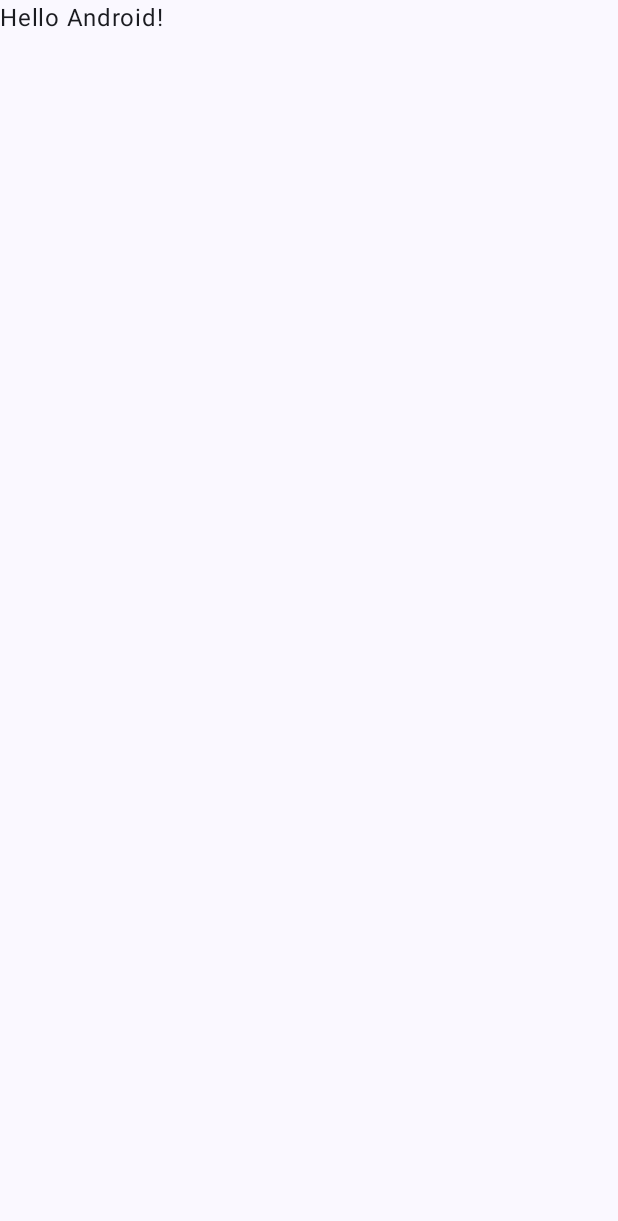
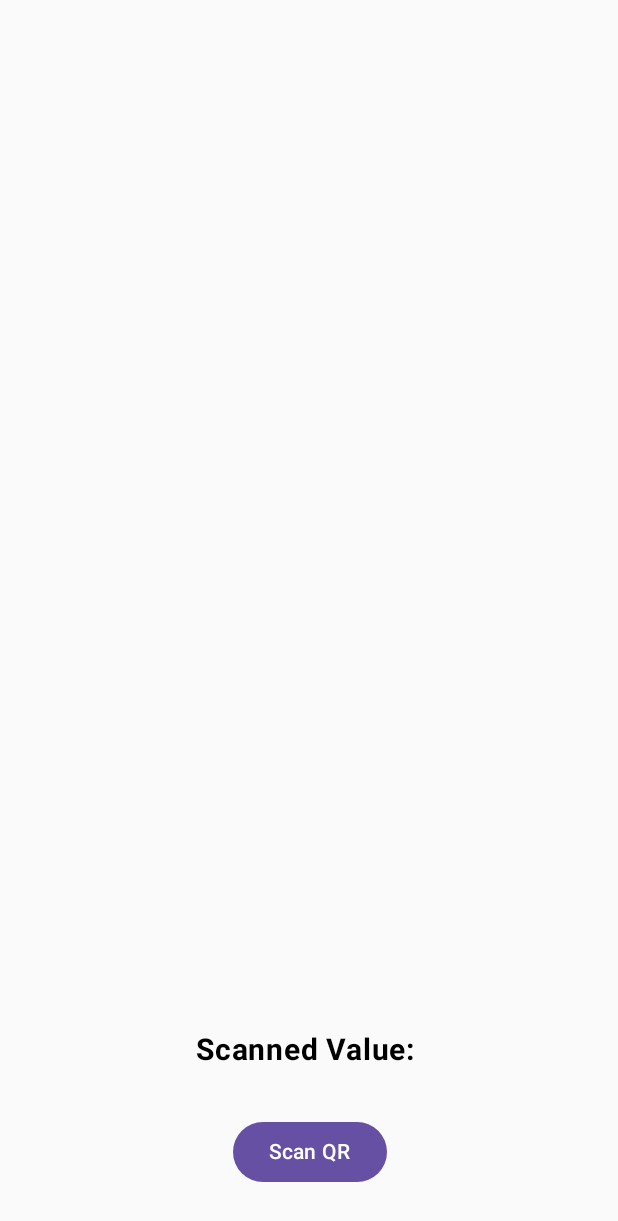
Before and after one commit to Akhilbnair168/QrCodeScanner, an Android app built with Jetpack Compose: the screen it shows after launch (MainActivity), on a phone screen of 412 x 824 dp. Before the commit the part shown is almost empty. Shown: the top 1221 px of the screen. Run offline under Robolectric (Android 15) with nearby library versions, the phone set to English and light mode, and no system bars; libraries missing offline, so code that uses them is left out: com.google.mlkit.vision; 4 statements that could not run were skipped.

Commit message:
First commit into dev

```diff
--- a/app/build.gradle.kts
+++ b/app/build.gradle.kts
@@ -59,6 +59,8 @@ dependencies {
     implementation(libs.androidx.ui.graphics)
     implementation(libs.androidx.ui.tooling.preview)
     implementation(libs.androidx.material3)
+    implementation(libs.play.services.base)
+    implementation(libs.play.services.code.scanner)
     testImplementation(libs.junit)
     androidTestImplementation(libs.androidx.junit)
     androidTestImplementation(libs.androidx.espresso.core)
--- a/app/src/main/java/com/akhil/qrcodescanner/MainActivity.kt
+++ b/app/src/main/java/com/akhil/qrcodescanner/MainActivity.kt
@@ -4,13 +4,7 @@ import android.os.Bundle
 import androidx.activity.ComponentActivity
 import androidx.activity.compose.setContent
 import androidx.activity.enableEdgeToEdge
-import androidx.compose.foundation.layout.fillMaxSize
-import androidx.compose.foundation.layout.padding
-import androidx.compose.material3.Scaffold
-import androidx.compose.material3.Text
-import androidx.compose.runtime.Composable
-import androidx.compose.ui.Modifier
-import androidx.compose.ui.tooling.preview.Preview
+import com.akhil.qrcodescanner.ui.ScannerPage
 import com.akhil.qrcodescanner.ui.theme.QrCodeScannerTheme
 
 class MainActivity : ComponentActivity() {
@@ -19,29 +13,8 @@ class MainActivity : ComponentActivity() {
         enableEdgeToEdge()
         setContent {
             QrCodeScannerTheme {
-                Scaffold(modifier = Modifier.fillMaxSize()) { innerPadding ->
-                    Greeting(
-                        name = "Android",
-                        modifier = Modifier.padding(innerPadding)
-                    )
-                }
+                ScannerPage()
             }
         }
     }
 }
-
-@Composable
-fun Greeting(name: String, modifier: Modifier = Modifier) {
-    Text(
-        text = "Hello $name!",
-        modifier = modifier
-    )
-}
-
-@Preview(showBackground = true)
-@Composable
-fun GreetingPreview() {
-    QrCodeScannerTheme {
-        Greeting("Android")
-    }
-}
--- /dev/null
+++ b/app/src/main/java/com/akhil/qrcodescanner/ui/ScannerPage.kt
@@ -0,0 +1,117 @@
+package com.akhil.qrcodescanner.ui
+
+import android.content.Context
+import android.widget.Toast
+import androidx.compose.foundation.layout.Box
+import androidx.compose.foundation.layout.Column
+import androidx.compose.foundation.layout.fillMaxSize
+import androidx.compose.foundation.layout.padding
+import androidx.compose.material3.Button
+import androidx.compose.material3.MaterialTheme
+import androidx.compose.material3.Text
+import androidx.compose.runtime.Composable
+import androidx.compose.runtime.LaunchedEffect
+import androidx.compose.runtime.getValue
+import androidx.compose.runtime.mutableStateOf
+import androidx.compose.runtime.remember
+import androidx.compose.runtime.setValue
+import androidx.compose.ui.Alignment
+import androidx.compose.ui.Modifier
+import androidx.compose.ui.graphics.Color
+import androidx.compose.ui.platform.LocalContext
+import androidx.compose.ui.text.font.FontWeight
+import androidx.compose.ui.unit.dp
+import androidx.compose.ui.unit.sp
+import com.google.android.gms.common.moduleinstall.ModuleInstall
+import com.google.android.gms.common.moduleinstall.ModuleInstallRequest
+import com.google.mlkit.vision.barcode.common.Barcode
+import com.google.mlkit.vision.codescanner.GmsBarcodeScanner
+import com.google.mlkit.vision.codescanner.GmsBarcodeScannerOptions
+import com.google.mlkit.vision.codescanner.GmsBarcodeScanning
+
+private var isScannerInstalled = false
+private lateinit var scanner: GmsBarcodeScanner
+
+@Composable
+fun ScannerPage() {
+    var scannedValue by remember { mutableStateOf("") }
+    var onScanClick by remember { mutableStateOf(false) }
+    val mContext = LocalContext.current
+
+    LaunchedEffect(Unit) {
+        installGoogleScanner(mContext)
+        initVars(mContext)
+    }
+
+    LaunchedEffect(onScanClick) {
+        if(onScanClick){
+            if (isScannerInstalled) {
+                scanner.startScan().addOnSuccessListener {
+                    val result = it.rawValue
+                    result?.let {
+                        scannedValue = it
+                    }
+                }.addOnCanceledListener {
+                    Toast.makeText(mContext, "Cancelled", Toast.LENGTH_SHORT).show()
+
+                }
+                    .addOnFailureListener {
+                        Toast.makeText(mContext, it.message, Toast.LENGTH_SHORT).show()
+
+                    }
+            } else {
+                Toast.makeText(mContext, "Please try again...", Toast.LENGTH_SHORT).show()
+            }
+        }
+        onScanClick = false
+    }
+
+    Box(
+        modifier = Modifier
+            .fillMaxSize()
+            .padding(bottom = 32.dp),
+        contentAlignment = Alignment.BottomCenter
+    ) {
+        Column(
+            horizontalAlignment = Alignment.CenterHorizontally,
+            modifier = Modifier.align(Alignment.BottomCenter)
+        ) {
+            Text(
+                text = "Scanned Value: $scannedValue",
+                fontSize = 20.sp,
+                fontWeight = FontWeight.Bold,
+                color = Color.Black,
+                modifier = Modifier.padding(bottom = 32.dp)
+            )
+            Button(
+                onClick = {
+                    onScanClick = true
+                },
+                modifier = Modifier.align(Alignment.CenterHorizontally)
+            ) {
+                Text(text = "Scan QR")
+            }
+        }
+    }
+}
+private fun installGoogleScanner(mContext : Context) {
+    val moduleInstall = ModuleInstall.getClient(mContext)
+    val moduleInstallRequest = ModuleInstallRequest.newBuilder()
+        .addApi(GmsBarcodeScanning.getClient(mContext))
+        .build()
+
+    moduleInstall.installModules(moduleInstallRequest).addOnSuccessListener {
+        isScannerInstalled = true
+    }.addOnFailureListener {
+        isScannerInstalled = false
+        Toast.makeText(mContext, it.message, Toast.LENGTH_SHORT).show()
+    }
+}
+private fun initVars(mContext : Context) {
+    val options = initializeGoogleScanner()
+    scanner = GmsBarcodeScanning.getClient(mContext, options)
+}
+private fun initializeGoogleScanner(): GmsBarcodeScannerOptions {
+    return GmsBarcodeScannerOptions.Builder().setBarcodeFormats(Barcode.FORMAT_QR_CODE)
+        .enableAutoZoom().build()
+}
--- a/app/src/main/java/com/akhil/qrcodescanner/ui/theme/Theme.kt
+++ b/app/src/main/java/com/akhil/qrcodescanner/ui/theme/Theme.kt
@@ -1,15 +1,10 @@
 package com.akhil.qrcodescanner.ui.theme
 
-import android.app.Activity
-import android.os.Build
 import androidx.compose.foundation.isSystemInDarkTheme
 import androidx.compose.material3.MaterialTheme
 import androidx.compose.material3.darkColorScheme
-import androidx.compose.material3.dynamicDarkColorScheme
-import androidx.compose.material3.dynamicLightColorScheme
 import androidx.compose.material3.lightColorScheme
 import androidx.compose.runtime.Composable
-import androidx.compose.ui.platform.LocalContext
 
 private val DarkColorScheme = darkColorScheme(
     primary = Purple80,
@@ -21,16 +16,6 @@ private val LightColorScheme = lightColorScheme(
     primary = Purple40,
     secondary = PurpleGrey40,
     tertiary = Pink40
-
-    /* Other default colors to override
-    background = Color(0xFFFFFBFE),
-    surface = Color(0xFFFFFBFE),
-    onPrimary = Color.White,
-    onSecondary = Color.White,
-    onTertiary = Color.White,
-    onBackground = Color(0xFF1C1B1F),
-    onSurface = Color(0xFF1C1B1F),
-    */
 )
 
 @Composable
@@ -41,11 +26,10 @@ fun QrCodeScannerTheme(
     content: @Composable () -> Unit
 ) {
     val colorScheme = when {
-        dynamicColor && Build.VERSION.SDK_INT >= Build.VERSION_CODES.S -> {
+        /*dynamicColor && Build.VERSION.SDK_INT >= Build.VERSION_CODES.S -> {
             val context = LocalContext.current
             if (darkTheme) dynamicDarkColorScheme(context) else dynamicLightColorScheme(context)
-        }
-
+        }*/
         darkTheme -> DarkColorScheme
         else -> LightColorScheme
     }
--- a/gradle/libs.versions.toml
+++ b/gradle/libs.versions.toml
@@ -8,6 +8,8 @@ espressoCore = "3.6.1"
 lifecycleRuntimeKtx = "2.8.5"
 activityCompose = "1.9.2"
 composeBom = "2024.04.01"
+playServicesBase = "18.5.0"
+playServicesCodeScanner = "16.1.0"
 
 [libraries]
 androidx-core-ktx = { group = "androidx.core", name = "core-ktx", version.ref = "coreKtx" }
@@ -24,6 +26,8 @@ androidx-ui-tooling-preview = { group = "androidx.compose.ui", name = "ui-toolin
 androidx-ui-test-manifest = { group = "androidx.compose.ui", name = "ui-test-manifest" }
 androidx-ui-test-junit4 = { group = "androidx.compose.ui", name = "ui-test-junit4" }
 androidx-material3 = { group = "androidx.compose.material3", name = "material3" }
+play-services-base = { group = "com.google.android.gms", name = "play-services-base", version.ref = "playServicesBase" }
+play-services-code-scanner = { group = "com.google.android.gms", name = "play-services-code-scanner", version.ref = "playServicesCodeScanner" }
 
 [plugins]
 android-application = { id = "com.android.application", version.ref = "agp" }
```
